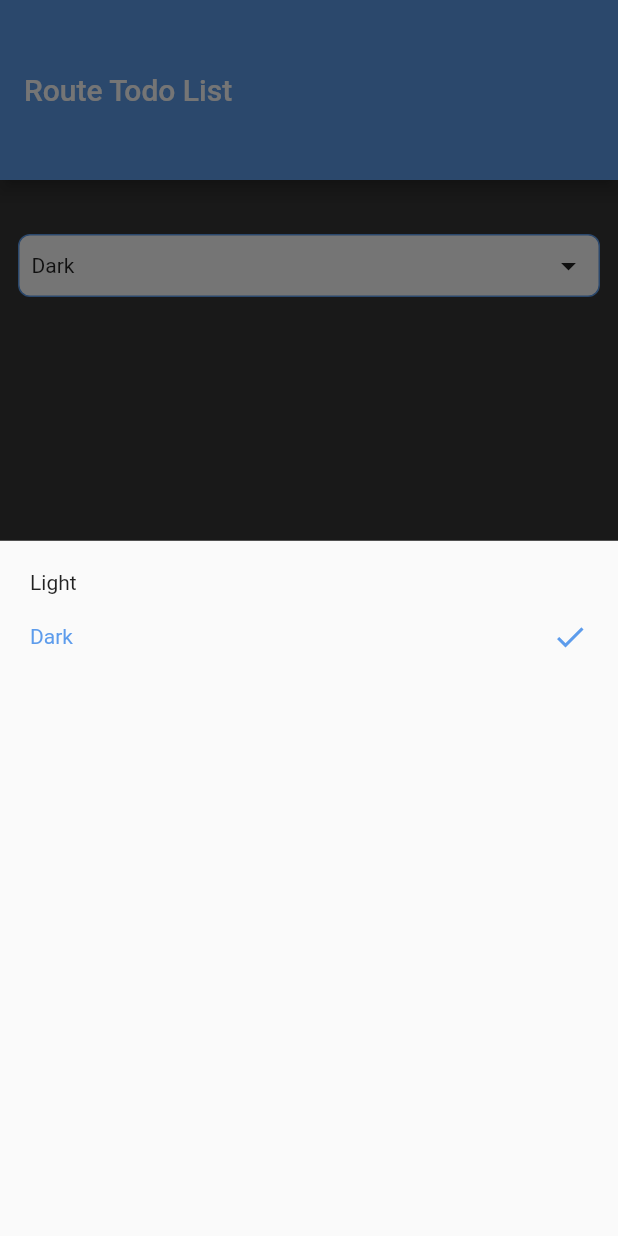
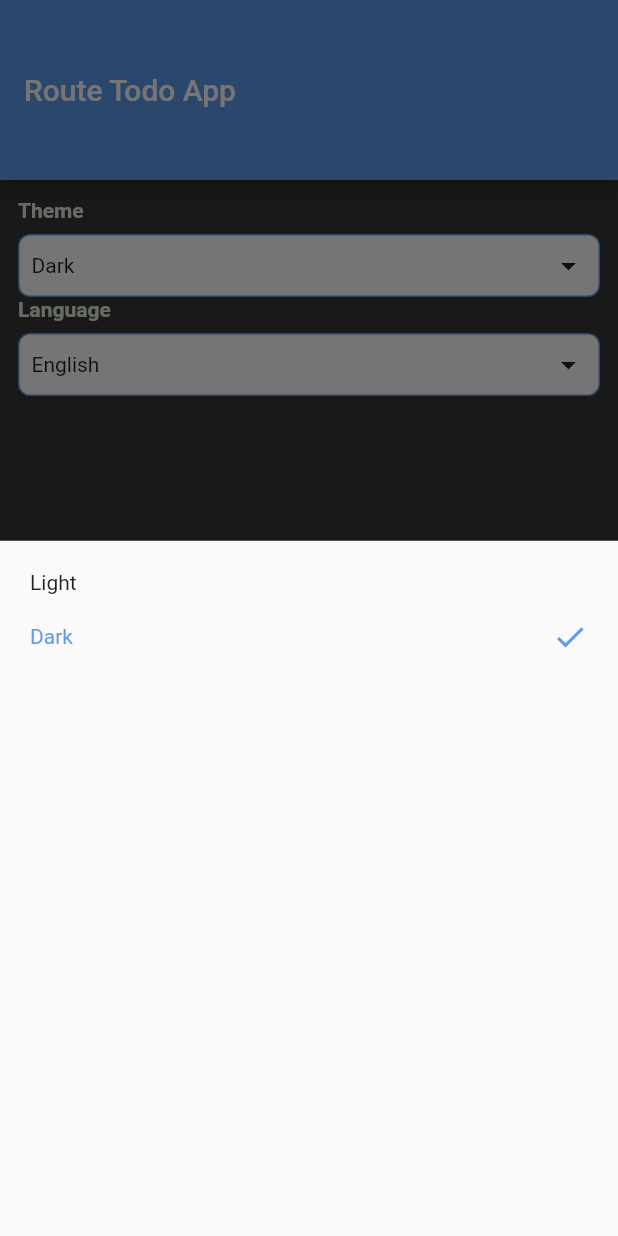
Before and after one commit to mohamednabiltraining/flutter-todo-app, a Flutter app: the screen it shows after launch, item 2 of the bottom bar chosen, after a tap on "Dark", on a phone screen of 412 x 824 dp. Run offline on Flutter 3.47's test engine with Material 2 defaults, Android fonts, the phone set to English and light mode, and no system bars; our stand-ins replace flutter_slidable, hive, hive_flutter, table_calendar, visibility_detector; accounts and stored records are empty; generated files the repository leaves out were written again.

Commit message:
added localizations

```diff
--- /dev/null
+++ b/l10n.yaml
@@ -0,0 +1,3 @@
+arb-dir: lib/l10n
+template-arb-file: app_en.arb
+output-localization-file: app_localizations.dart
--- /dev/null
+++ b/lib/l10n/app_ar.arb
@@ -0,0 +1,8 @@
+{
+  "appTitle": "تطبيق المهام Route",
+  "settings": "الاعدادات",
+  "theme": "المظهر",
+  "language": "اللغه",
+  "light": "فاتح",
+  "dark": "غامق"
+}
--- /dev/null
+++ b/lib/l10n/app_en.arb
@@ -0,0 +1,8 @@
+{
+  "appTitle": "Route Todo App",
+  "settings": "Settings",
+  "theme": "Theme",
+  "language": "Language",
+  "light": "Light",
+  "dark": "Dark"
+}
--- a/lib/main.dart
+++ b/lib/main.dart
@@ -1,9 +1,12 @@
 import 'package:flutter/material.dart';
+import 'package:flutter_localizations/flutter_localizations.dart';
 import 'package:provider/provider.dart';
+import 'package:todo_app_mon/providers/LocalizationProvider.dart';
 import 'package:todo_app_mon/providers/ThemeProvider.dart';
 import 'package:todo_app_mon/ui/EditTask/EditTask.dart';
 import 'package:todo_app_mon/ui/home/HomeScreen.dart';
 import 'package:todo_app_mon/ui/home/database/MyDataBase.dart';
+import 'package:flutter_gen/gen_l10n/app_localizations.dart';
 
 void main() {
   initDataBase();
@@ -37,10 +40,22 @@ class MyApp extends StatelessWidget {
   Widget build(BuildContext context) {
 
      return ChangeNotifierProvider(
+       create: (context)=>LocalizationProvider(),
+       builder: (context,widget){
+         return ChangeNotifierProvider(
            create: (context)=>ThemeProvider(),
            builder: (context,widget){
              final themeProvider = Provider.of<ThemeProvider>(context);
+             final localeProvider = Provider.of<LocalizationProvider>(context);
              return MaterialApp(
+               localizationsDelegates: [
+                 AppLocalizations.delegate,
+                 GlobalMaterialLocalizations.delegate,
+                 GlobalWidgetsLocalizations.delegate,
+                 GlobalCupertinoLocalizations.delegate,
+               ],
+               supportedLocales:AppLocalizations.supportedLocales,
+               locale: Locale(localeProvider.locale,''),
                themeMode: themeProvider.themeMode,
                theme: MyThemeData.lightTheme,
                darkTheme: MyThemeData.darkTheme,
@@ -52,5 +67,7 @@ class MyApp extends StatelessWidget {
              );
            },
          );
+       },
+     );
   }
 }
--- /dev/null
+++ b/lib/providers/LocalizationProvider.dart
@@ -0,0 +1,14 @@
+import 'package:flutter/material.dart';
+
+class LocalizationProvider extends ChangeNotifier{
+
+  //Todo:save current selected Locale in sharedPreferences
+  String locale = 'en';
+
+  void changeLocale(String newLocale){
+    if(newLocale==locale)
+      return;
+    locale = newLocale;
+    notifyListeners();
+  }
+}
--- a/lib/providers/ThemeProvider.dart
+++ b/lib/providers/ThemeProvider.dart
@@ -1,6 +1,8 @@
 import 'package:flutter/material.dart';
 
 class ThemeProvider extends ChangeNotifier{
+  //Todo:save current selected Theme in sharedPreferences
+
   ThemeMode themeMode = ThemeMode.dark;
 
   bool isDarkModeEnabled(){
--- a/lib/ui/home/HomeScreen.dart
+++ b/lib/ui/home/HomeScreen.dart
@@ -2,6 +2,7 @@ import 'package:flutter/material.dart';
 import 'package:todo_app_mon/ui/home/AddTodo/AddTodoBottomSheet.dart';
 import 'package:todo_app_mon/ui/home/list/TodoListFragment.dart';
 import 'package:todo_app_mon/ui/home/settings/SettingsFragment.dart';
+import 'package:flutter_gen/gen_l10n/app_localizations.dart';
 
 class HomeScreen extends StatefulWidget {
   static final ROUTE_NAME ='home';
@@ -24,7 +25,7 @@ class _HomeScreenState extends State<HomeScreen> {
       floatingActionButtonLocation: FloatingActionButtonLocation.centerDocked,
       appBar: AppBar(
         toolbarHeight: 120,
-        title: Text('Route Todo List'),
+        title: Text(AppLocalizations.of(context).appTitle),
       ),
       bottomNavigationBar: BottomAppBar(
         shape: CircularNotchedRectangle(),
--- a/lib/ui/home/settings/SettingsFragment.dart
+++ b/lib/ui/home/settings/SettingsFragment.dart
@@ -1,8 +1,11 @@
 import 'package:flutter/material.dart';
 import 'package:provider/provider.dart';
 import 'package:todo_app_mon/main.dart';
+import 'package:todo_app_mon/providers/LocalizationProvider.dart';
 import 'package:todo_app_mon/providers/ThemeProvider.dart';
+import 'package:todo_app_mon/ui/home/settings/LocaleBottomSheet.dart';
 import 'package:todo_app_mon/ui/home/settings/ThemeBottomSheet.dart';
+import 'package:flutter_gen/gen_l10n/app_localizations.dart';
 
 class SettingsFragment extends StatefulWidget {
   @override
@@ -13,15 +16,16 @@ class _SettingsFragmentState extends State<SettingsFragment> {
   @override
   Widget build(BuildContext context) {
     final themeProvider = Provider.of<ThemeProvider>(context);
+    final localizationProvider = Provider.of<LocalizationProvider>(context);
     return Container(
       padding: EdgeInsets.all(12),
       child: Column(
         crossAxisAlignment: CrossAxisAlignment.start,
         children: [
-          Text('Mode',
+          Text(AppLocalizations.of(context).theme,
             style: TextStyle(
             fontWeight: FontWeight.bold,
-            color: MyThemeData.colorBlack
+              color: MyThemeData.colorAccent
           ),),
           InkWell(
             onTap: (){
@@ -39,8 +43,37 @@ class _SettingsFragmentState extends State<SettingsFragment> {
                 children: [
                   Expanded(child:
                       themeProvider.isDarkModeEnabled()?
-                      Text('Dark'):
-                      Text('Light')
+                      Text(AppLocalizations.of(context).dark):
+                      Text(AppLocalizations.of(context).light)
+                  ),
+                  Icon(Icons.arrow_drop_down)
+                ],
+              ),
+            ),
+          ),
+          Text(AppLocalizations.of(context).language,
+            style: TextStyle(
+                fontWeight: FontWeight.bold,
+                color: MyThemeData.colorAccent
+            ),),
+          InkWell(
+            onTap: (){
+              showLocaleBottomSheet();
+            },
+            child: Container(
+              margin: EdgeInsets.only(top: 8),
+              padding: EdgeInsets.all(8),
+              decoration: BoxDecoration(
+                  borderRadius: BorderRadius.circular(8),
+                  border: Border.all(color: MyThemeData.primaryColor,width: 1),
+                  color: MyThemeData.colorWhite
+              ),
+              child: Row(
+                children: [
+                  Expanded(child:
+              localizationProvider.locale=='en'?
+                  Text('English'):
+                  Text('العربيه')
                   ),
                   Icon(Icons.arrow_drop_down)
                 ],
@@ -57,4 +90,10 @@ class _SettingsFragmentState extends State<SettingsFragment> {
       return ThemeBottomSheet();
     });
   }
+
+  void showLocaleBottomSheet() {
+    showModalBottomSheet(context: context, builder: (buildContext){
+      return LocaleBottomSheet();
+    });
+  }
 }
--- a/pubspec.yaml
+++ b/pubspec.yaml
@@ -23,6 +23,8 @@ environment:
 dependencies:
   flutter:
     sdk: flutter
+  flutter_localizations: # Add this line
+    sdk: flutter         # Add this line
 
   table_calendar: ^3.0.0
   flutter_slidable: 0.6.0
@@ -30,6 +32,8 @@ dependencies:
   hive_flutter: ^1.1.0
   visibility_detector: ^0.2.0
   provider: ^5.0.0
+  intl: ^0.17.0 # Add this line
+
 
 
 
@@ -51,6 +55,7 @@ dev_dependencies:
 # The following section is specific to Flutter.
 flutter:
 
+  generate: true # Add this line
   # The following line ensures that the Material Icons font is
   # included with your application, so that you can use the icons in
   # the material Icons class.
```
Also changed, not shown: lib/ui/home/settings/LocaleBottomSheet.dart (added, +58 -0 lines), pubspec.lock. Lines whose indentation alone changed are shown as unchanged.
